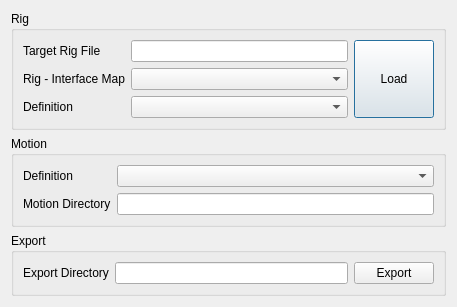
The window that scripts/domino/motion_capture/ui/main_ui.ui (chowooseoung/domino) describes before a commit, drawn with Qt 5.
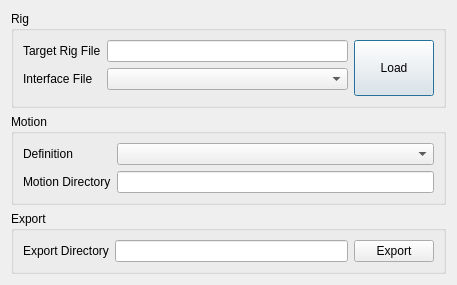
The same window after the commit.

The edit to the form file:
```diff
--- a/scripts/domino/motion_capture/ui/main_ui.ui
+++ b/scripts/domino/motion_capture/ui/main_ui.ui
@@ -7,7 +7,7 @@
     <x>0</x>
     <y>0</y>
     <width>457</width>
-    <height>273</height>
+    <height>247</height>
    </rect>
   </property>
   <property name="windowTitle">
@@ -33,10 +33,13 @@
       <item row="1" column="0">
        <widget class="QLabel" name="label_3">
         <property name="text">
-         <string>Rig - Interface Map</string>
+         <string>Interface File</string>
         </property>
        </widget>
       </item>
+      <item row="1" column="1">
+       <widget class="QComboBox" name="interface_comboBox"/>
+      </item>
       <item row="0" column="2" rowspan="3">
        <widget class="QPushButton" name="pushButton_2">
         <property name="sizePolicy">
@@ -50,19 +53,6 @@
         </property>
        </widget>
       </item>
-      <item row="1" column="1">
-       <widget class="QComboBox" name="comboBox"/>
-      </item>
-      <item row="2" column="0">
-       <widget class="QLabel" name="label_2">
-        <property name="text">
-         <string>Definition</string>
-        </property>
-       </widget>
-      </item>
-      <item row="2" column="1">
-       <widget class="QComboBox" name="comboBox_2"/>
-      </item>
      </layout>
     </widget>
    </item>
```
Left out of the diff: 14 changed lines with no effect on the pictures.
